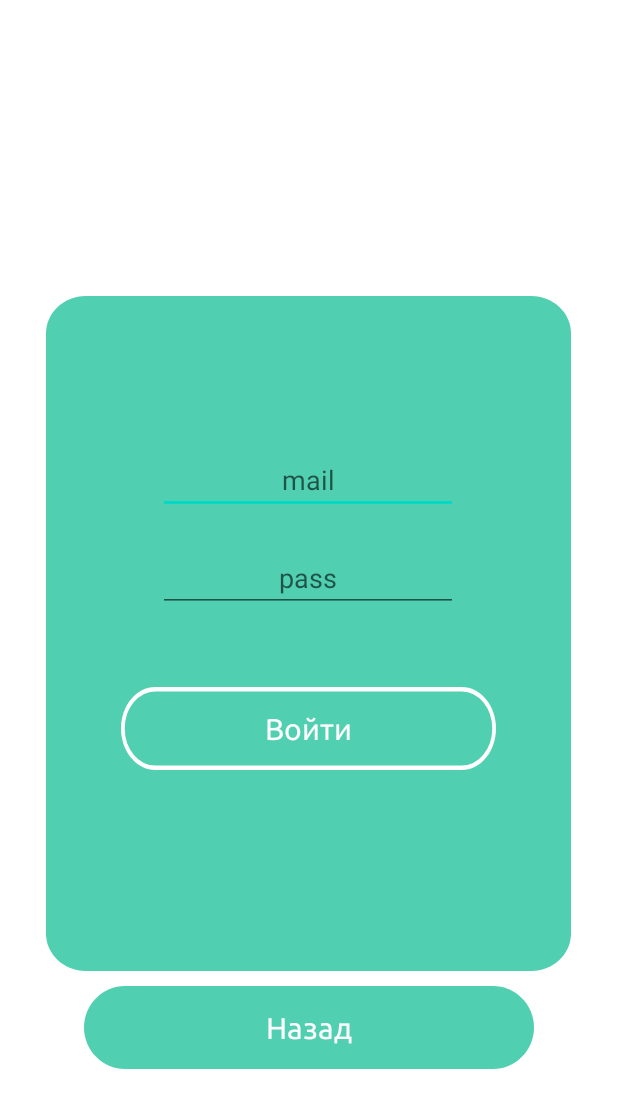
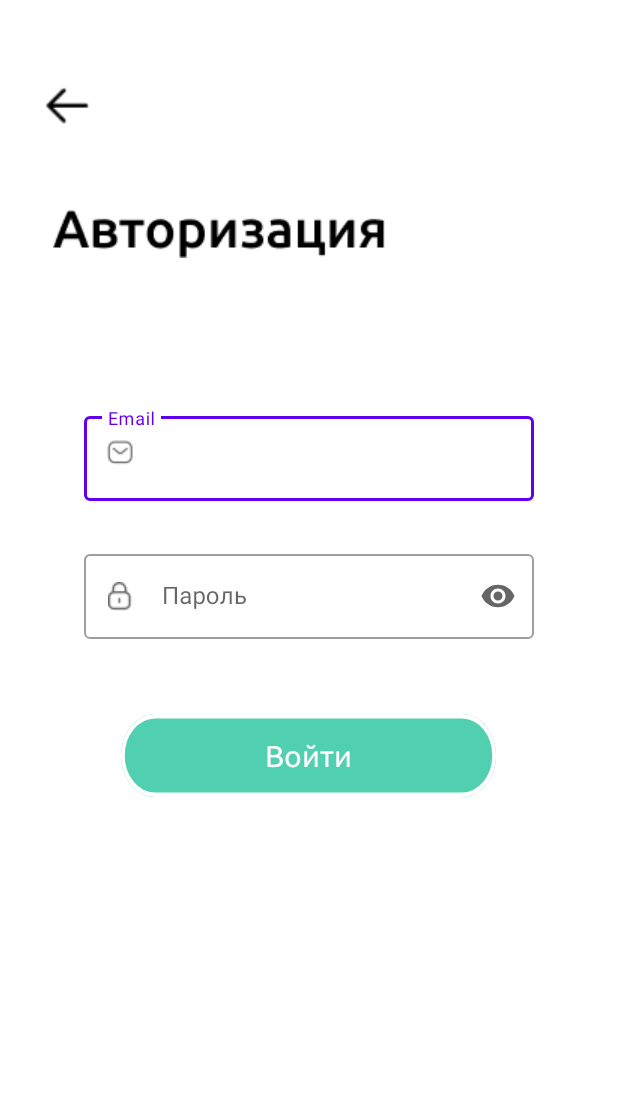
Before and after one commit to sashakok228/pickup, an Android app: the loginActivity screen opened directly, with no data from a screen before it, on a phone screen of 412 x 824 dp. Shown: the top 1108 px of the screen. Run offline under Robolectric (Android 15) with nearby library versions, the phone set to English and light mode, and no system bars; our stand-ins replace Firebase (no records; nobody signed in at launch, a user with empty details on screens opened directly).

Commit message:
auth obnv

```diff
--- a/app/src/main/java/com/example/myapplication/loginActivity.java
+++ b/app/src/main/java/com/example/myapplication/loginActivity.java
@@ -38,7 +38,7 @@ public class loginActivity extends AppCompatActivity {
     protected void onCreate(Bundle savedInstanceState) {
         super.onCreate(savedInstanceState);
         setContentView(R.layout.activity_login);
-        Boolean tr=true;
+        pr=true;
         mail1=findViewById(R.id.mail222);
         pass1=findViewById(R.id.pass222);
         btn_reg=findViewById(R.id.auth);
@@ -46,7 +46,6 @@ public class loginActivity extends AppCompatActivity {
         DBHelper sqlHelper1 = new DBHelper(getApplicationContext());
         db1 = sqlHelper1.getWritableDatabase();
         SQLiteDatabase db = sqlHelper1.getReadableDatabase();
-        dan=findViewById(R.id.dang);
         user=getSharedPreferences("user",MODE_PRIVATE);
         data= FirebaseDatabase.getInstance().getReference("users");
         data1= FirebaseDatabase.getInstance().getReference("users");
@@ -55,32 +54,14 @@ public class loginActivity extends AppCompatActivity {
         btn_reg.setOnClickListener(new View.OnClickListener() {
             @Override
             public void onClick(View view) {
-                pr=true;
                 String mail=mail1.getText().toString();
                 String pass=pass1.getText().toString();
-                data.addListenerForSingleValueEvent(new ValueEventListener() {
+                data1.orderByChild("mail").equalTo(mail).addListenerForSingleValueEvent(new ValueEventListener() {
                     @Override
                     public void onDataChange(@NonNull DataSnapshot snapshot) {
-                        kol++;
-                    }
-
-                    @Override
-                    public void onCancelled(@NonNull DatabaseError error) {
-
-                    }
-                });
-                data1.addListenerForSingleValueEvent(new ValueEventListener() {
-                    @Override
-                    public void onDataChange(@NonNull DataSnapshot snapshot) {
-                        for (DataSnapshot ds : snapshot.getChildren()){
-                            Users users=ds.getValue(Users.class);
-                            String mailE=users.getMail();
-                            String passE=users.getPass();
-                            kol1++;
-                            if(mail1.getText().toString().isEmpty() || pass1.getText().toString().isEmpty()){
-                                    Toast.makeText(getApplicationContext(),"Поля не заполнены", Toast.LENGTH_LONG).show();
-                            }else {
-                                if(mailE.equals(mail) && passE.equals(pass)){
+                        for (DataSnapshot us : snapshot.getChildren()){
+                            Users users = us.getValue(Users.class);
+                            if(pass.equals(users.getPass())){
                                 Intent i1 = new Intent(getApplicationContext(),MainActivity.class);
                                 String name=users.getName();
                                 String id=users.getid();
@@ -93,24 +74,19 @@ public class loginActivity extends AppCompatActivity {
                                 edituser.putString("pass",pass);
                                 edituser.apply();
                                 startActivity(i1);
+                                finish();
+                            }else {
+                                Toast.makeText(loginActivity.this, "Не правильный пароль", Toast.LENGTH_SHORT).show();
 
-                                    finish();
-                                    pr=false;
-                                    break;
-                                }else {
-                                    if(pr==true && kol==kol1){
-                                        dan.setVisibility(View.VISIBLE);
-                                    }
-                                }
                             }
                         }
                     }
 
                     @Override
                     public void onCancelled(@NonNull DatabaseError error) {
-
                     }
                 });
+
             }
         });
         btn_nazad.setOnClickListener(new View.OnClickListener() {
@@ -121,6 +97,7 @@ public class loginActivity extends AppCompatActivity {
                 finish();
             }
         });
+
 
     }
     void zap(String idF){
@@ -157,4 +134,5 @@ public class loginActivity extends AppCompatActivity {
             }
         }
     }
+
 }
--- a/app/src/main/res/layout/activity_login.xml
+++ b/app/src/main/res/layout/activity_login.xml
@@ -9,73 +9,57 @@
     android:layout_width="match_parent"
     android:layout_height="match_parent"
     android:orientation="vertical">
-    <TextView
-        android:textSize="25pt"
-        android:textColor="@color/white"
-        android:layout_marginTop="21dp"
+
+    <androidx.appcompat.widget.AppCompatButton
+        android:layout_width="40dp"
+        android:layout_height="40dp"
+        android:layout_marginLeft="25dp"
+        android:layout_marginTop="50dp"
+        android:background="@drawable/left"
+        android:id="@+id/nazad2343"
+        />
+    <ImageView
+        android:layout_width="wrap_content"
+        android:layout_height="wrap_content"
+        android:layout_marginLeft="35dp"
+        android:layout_marginTop="50dp"
+        android:background="@drawable/auth" />
+
+    <com.google.android.material.textfield.TextInputLayout
+        android:layout_width="wrap_content"
+        android:layout_height="wrap_content"
         android:layout_gravity="center"
-        android:id="@+id/pick_up"
-        android:layout_width="250dp"
-        android:layout_height="67dp"
-        android:fontFamily="@font/ubuntu"
-        android:gravity="center_horizontal|top"
-        android:lineHeight="57sp"
-        android:text="@string/pick_up"
-        />
-    <TextView
-        android:textSize="15pt"
-        android:textColor="@color/white"
-        android:layout_marginTop="21dp"
-        android:layout_gravity="center"
-        android:layout_width="250dp"
-        android:layout_height="67dp"
-        android:fontFamily="@font/ubuntu"
-        android:gravity="center_horizontal|top"
-        android:lineHeight="57sp"
-        android:text="Авторизация"
-        />
-
-    <LinearLayout
-        android:layout_width="350dp"
-        android:layout_height="450dp"
-        android:layout_gravity="center"
-        android:layout_marginTop="20dp"
-        android:background="@drawable/bigblok"
-        android:orientation="vertical">
-
-        <EditText
+        style="@style/Widget.MaterialComponents.TextInputLayout.OutlinedBox"
+        android:layout_marginTop="100dp"
+        app:startIconDrawable="@drawable/message"
+        >
+        <com.google.android.material.textfield.TextInputEditText
             android:id="@+id/mail222"
-            android:layout_width="200dp"
+            android:layout_width="300dp"
             android:layout_height="wrap_content"
             android:layout_gravity="center"
-            android:layout_marginTop="100dp"
-            android:hint="mail"
-            android:textAlignment="center"
-            android:textColor="@color/white" />
+            android:hint="Email"
+            />
+    </com.google.android.material.textfield.TextInputLayout>
 
-        <EditText
+    <com.google.android.material.textfield.TextInputLayout
+        android:layout_width="wrap_content"
+        android:layout_height="wrap_content"
+        android:layout_gravity="center"
+        style="@style/Widget.MaterialComponents.TextInputLayout.OutlinedBox"
+        android:layout_marginTop="30dp"
+        app:startIconDrawable="@drawable/lock"
+        app:endIconMode="password_toggle"
+        >
+        <com.google.android.material.textfield.TextInputEditText
             android:id="@+id/pass222"
-            android:layout_width="200dp"
+            android:layout_width="300dp"
             android:layout_height="wrap_content"
             android:layout_gravity="center"
-            android:layout_marginTop="20dp"
-            android:hint="pass"
+            android:hint="Пароль"
             android:inputType="textPassword"
-            android:textAlignment="center"
-            android:textColor="@color/white" />
-        <TextView
-            android:id="@+id/dang"
-            android:text="Не верно ввидён логин, либо пароль"
-            android:visibility="gone"
-            android:layout_width="wrap_content"
-            android:layout_height="wrap_content"
-            android:layout_gravity="center"
-            android:layout_marginTop="20dp"
-            android:textAlignment="center"
-            android:textAppearance="@style/dobavit"
-            android:fontFamily="@font/ubuntu"
-            android:textColor="@color/white"
             />
+    </com.google.android.material.textfield.TextInputLayout>
 
         <androidx.appcompat.widget.AppCompatButton
             android:id="@+id/auth"
@@ -89,21 +73,7 @@
             android:text="Войти"
             android:textAppearance="@style/perevodsam"
             android:textColor="@color/white" />
-    </LinearLayout>
 
-    <androidx.appcompat.widget.AppCompatButton
-        android:textAppearance="@style/dobavit"
-        android:fontFamily="@font/ubuntu"
-        android:textColor="@color/white"
-        android:layout_marginTop="10dp"
-        android:layout_gravity="center"
-        android:id="@+id/nazad2343"
-        android:layout_width="300dp"
-        android:layout_height="55dp"
-        android:background="@drawable/nazad"
-        android:text="@string/nazad"
-        android:lineHeight="53sp"
-        />
 
 </LinearLayout>
 </androidx.constraintlayout.widget.ConstraintLayout>
```
Also changed, not shown: app/src/main/res/drawable/auth.png (added). Lines whose indentation alone changed are shown as unchanged.
